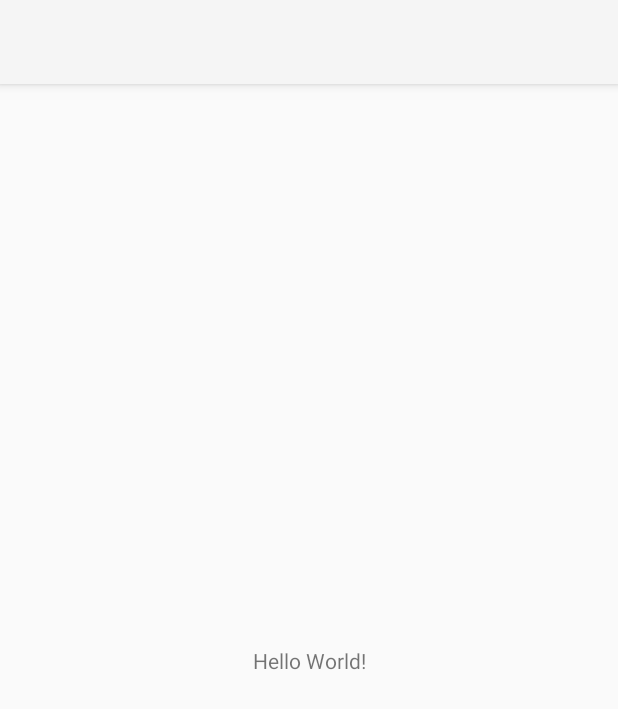
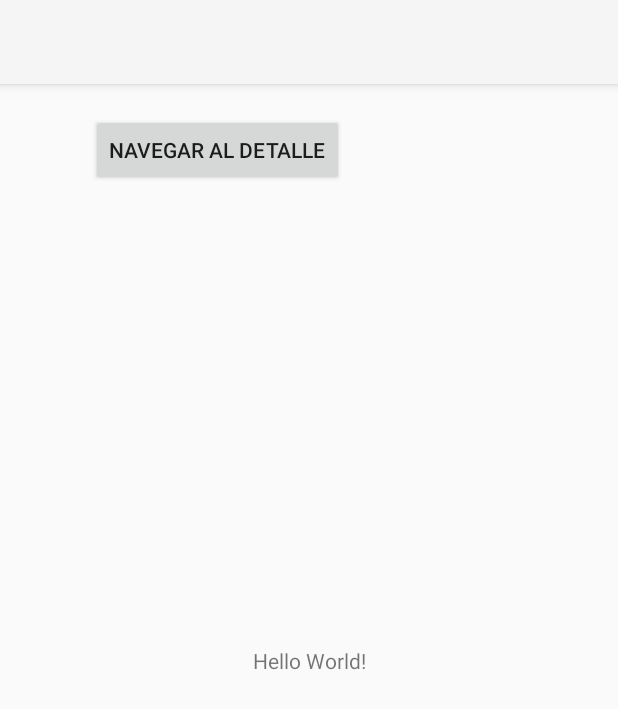
Before and after one commit to Yago-Pazos/Desarrolo-de-Interfaces, an Android app: the screen it shows after launch (MainActivity), on a phone screen of 412 x 824 dp. Shown: the top 709 px of the screen. Run offline under Robolectric (Android 15) with nearby library versions, the light colour scheme and no system bars.

Commit message:
Tarea #2,completa

```diff
--- a/sprint3android/app/src/main/AndroidManifest.xml
+++ b/sprint3android/app/src/main/AndroidManifest.xml
@@ -12,6 +12,9 @@
         android:supportsRtl="true"
         android:theme="@style/Theme.MyCatalog">
         <activity
+            android:name=".DetailActivity"
+            android:exported="false" />
+        <activity
             android:name=".MainActivity"
             android:exported="true">
             <intent-filter>
--- a/sprint3android/app/src/main/java/com/example/mycatalog/MainActivity.java
+++ b/sprint3android/app/src/main/java/com/example/mycatalog/MainActivity.java
@@ -7,6 +7,9 @@
 import androidx.core.graphics.Insets;
 import androidx.core.view.ViewCompat;
 import androidx.core.view.WindowInsetsCompat;
+import android.widget.Button;
+import android.content.Intent;
+import android.view.View;
 
 public class MainActivity extends AppCompatActivity {
 
@@ -14,5 +17,17 @@
     protected void onCreate(Bundle savedInstanceState) {
         super.onCreate(savedInstanceState);
         setContentView(R.layout.activity_main);
+
+
+        Button navigateButton = findViewById(R.id.btn_navegar);
+
+        navigateButton.setOnClickListener(new View.OnClickListener() {
+            @Override
+            public void onClick(View v) {
+
+                Intent intent = new Intent(MainActivity.this, DetailActivity.class);
+                startActivity(intent);
+            }
+        });
     }
 }
--- a/sprint3android/app/src/main/res/layout/activity_main.xml
+++ b/sprint3android/app/src/main/res/layout/activity_main.xml
@@ -16,4 +16,15 @@
         app:layout_constraintStart_toStartOf="parent"
         app:layout_constraintTop_toTopOf="parent" />
 
+    <Button
+        android:id="@+id/btn_navegar"
+        android:layout_width="wrap_content"
+        android:layout_height="wrap_content"
+        android:layout_marginTop="20dp"
+        android:text="Navegar al detalle"
+        app:layout_constraintEnd_toEndOf="parent"
+        app:layout_constraintHorizontal_bias="0.25"
+        app:layout_constraintStart_toStartOf="parent"
+        app:layout_constraintTop_toTopOf="parent" />
+
 </androidx.constraintlayout.widget.ConstraintLayout>
```
Also changed, not shown: sprint3android/app/src/main/java/com/example/mycatalog/DetailActivity.java (added, +24 -0 lines), sprint3android/app/src/main/res/layout/activity_detail.xml (added, +10 -0 lines).
